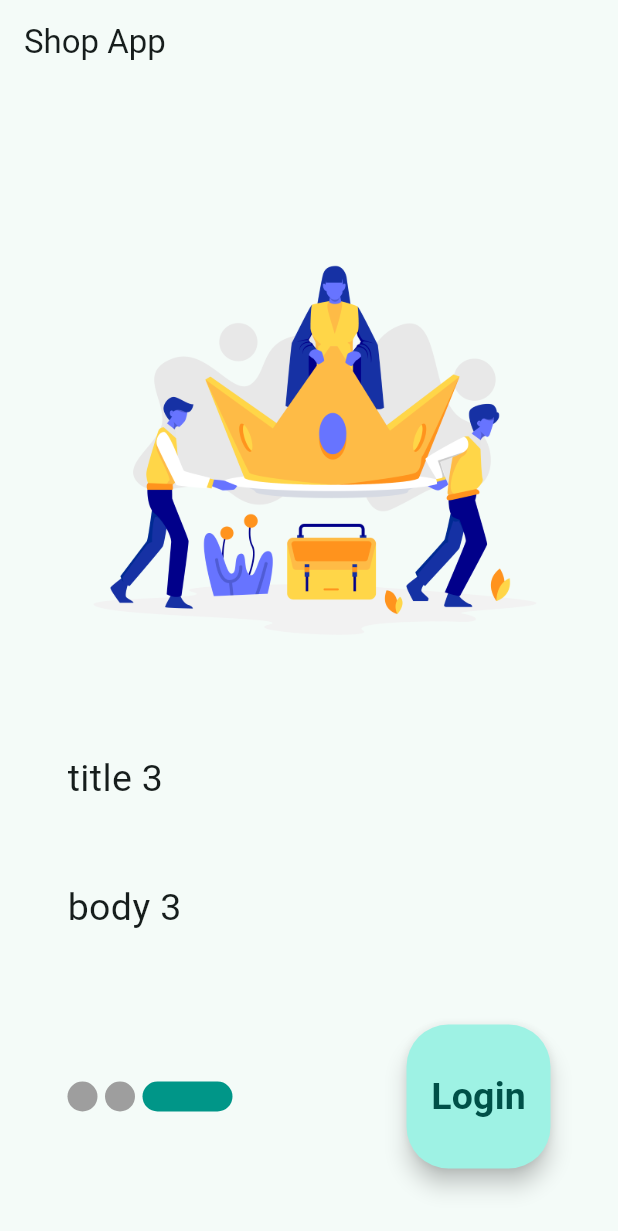
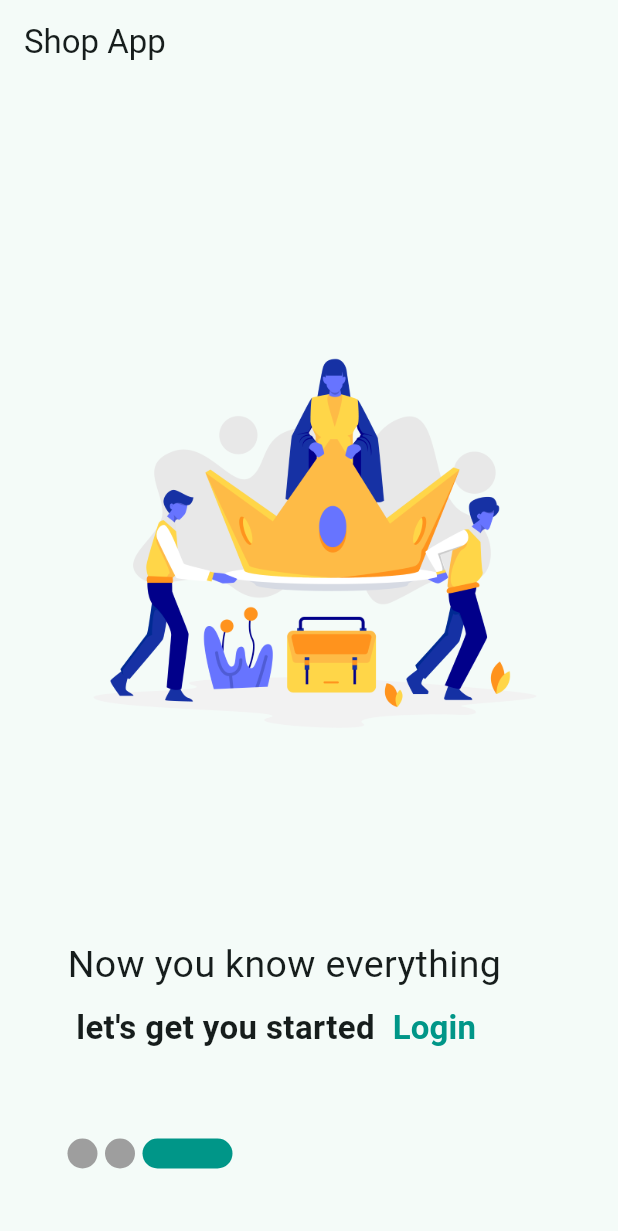
Before and after one commit to YossefAhmed9/Mentor-Academy-training_store-app, a Flutter app: the screen it shows after launch, swiped to page 3, on a phone screen of 412 x 824 dp. Shown: the top 1231 px of the screen. Run offline on Flutter 3.47's test engine with Material 3 defaults, Android fonts, the light colour scheme and no system bars; drawn by our look-alikes of smooth_page_indicator; our stand-ins replace bloc, dio, flutter_bloc, image_picker, shared_preferences; accounts and stored records are empty; Roboto replaces fonts that are missing (Kablammo-Regular.ttf, Sectra).

Commit message:
sorting files

```diff
--- a/lib/core/cubits/onBoarding/onBoarding_cubit.dart
+++ b/lib/core/cubits/onBoarding/onBoarding_cubit.dart
@@ -1,4 +1,5 @@
 import 'package:flutter_bloc/flutter_bloc.dart';
+import '../../../models/onBoarding_model.dart';
 import '../../network/local/shared_prefrence.dart';
 import 'onBoarding_states.dart';
 
@@ -33,4 +34,6 @@ class onBoardingCubit extends Cubit<onBoardingStates> {
       submit = false;
     }
   }
+
+
 }
--- a/lib/models/onBoarding_model.dart
+++ b/lib/models/onBoarding_model.dart
@@ -1,8 +1,13 @@
 import 'package:flutter/cupertino.dart';
+import 'package:flutter/material.dart';
+import 'package:mentor_academy/core/cubits/onBoarding/onBoarding_cubit.dart';
+import '../core/network/local/shared_prefrence.dart';
+import '../screens/login_screen.dart';
+import '../screens/resources/components/components.dart';
 
 class OnBoardingModel {
   final String title;
-  final String body;
+  final Widget body;
   final String image;
 
   OnBoardingModel({
@@ -27,27 +32,12 @@ Widget onBoardBuildingItem(OnBoardingModel model) => Column(
           style: TextStyle(fontFamily: 'Kablammo-Regular.ttf', fontSize: 25),
         ),
         //body
-        SizedBox(
-          height: 50,
-        ),
 
-        Text(
-          '${model.body}',
-          style: TextStyle(fontFamily: 'Kablammo-Regular.ttf', fontSize: 25),
-        ),
-        SizedBox(
-          height: 10,
-        )
+
+        SizedBox(child: model.body),
+
       ],
     );
 
-List<OnBoardingModel> onboardingList = [
-  OnBoardingModel(
-      title: 'title 1', body: 'body 1', image: 'assets/images/onboard.png'),
-  OnBoardingModel(
-      title: 'title 2', body: 'body 2', image: 'assets/images/onboard.png'),
-  OnBoardingModel(
-      title: 'title 3', body: 'body 3', image: 'assets/images/onboard.png'),
-];
 
 final pageViewController = PageController(initialPage: 0);
--- a/lib/screens/HomePage.dart
+++ b/lib/screens/HomePage.dart
@@ -166,7 +166,8 @@ class HomePage extends StatelessWidget {
                             ),
                           ],
                         );
-                      })),
+                      })
+                      ),
         );
       },
     );
--- a/lib/screens/onBoarding_screen.dart
+++ b/lib/screens/onBoarding_screen.dart
@@ -1,3 +1,4 @@
+import 'package:flutter/cupertino.dart';
 import 'package:flutter/material.dart';
 import 'package:flutter_bloc/flutter_bloc.dart';
 import 'package:mentor_academy/core/cubits/onBoarding/onBoarding_cubit.dart';
@@ -6,6 +7,7 @@ import 'package:smooth_page_indicator/smooth_page_indicator.dart';
 import '../core/cubits/onBoarding/onBoarding_states.dart';
 import '../core/network/local/shared_prefrence.dart';
 import '../models/onBoarding_model.dart';
+import '../styles.dart';
 import 'login_screen.dart';
 
 class onBoarding extends StatefulWidget {
@@ -18,13 +20,57 @@ class onBoarding extends StatefulWidget {
 class _onBoardingState extends State<onBoarding> {
   @override
   Widget build(BuildContext context) {
+    List<OnBoardingModel> onboardingList = [
+      OnBoardingModel(
+          title: 'title 1',
+          body: Text(
+            'body 1',
+            style: Styles.title1.copyWith(fontWeight: FontWeight.w300),
+          ),
+          image: 'assets/images/onboard.png'),
+      OnBoardingModel(
+          title: 'title 2',
+          body: Text(
+            'body 2',
+            style: Styles.title1.copyWith(fontWeight: FontWeight.w300),
+          ),
+          image: 'assets/images/onboard.png'),
+      OnBoardingModel(
+          title: 'Now you know everything',
+          body: Row(
+            children: [
+              Flexible(
+                  child: Text(
+                ' let\'s get you started',
+                style: Styles.title1
+                    .copyWith(fontWeight: FontWeight.w700, fontSize: 22,),
+                maxLines: 3,
+                overflow: TextOverflow.ellipsis,
+              )),
+              TextButton(
+                  onPressed: () {
+                    CasheHelper.setBoolean(
+                        key: onBoardingCubit.get(context).onBoardingCasheKey,
+                        value: true);
+                    onBoardingCubit.get(context).noONBoard();
+                    navigateAndDelPast(context, LoginScreen());
+                  },
+                  child: Text(
+                    'Login',
+                    style: Styles.bookTitle
+                        .copyWith(fontWeight: FontWeight.w700, fontSize: 22,color: Colors.teal),
+                  ))
+            ],
+          ),
+          image: 'assets/images/onboard.png'),
+    ];
     return BlocConsumer<onBoardingCubit, onBoardingStates>(
       listener: (context, state) {},
       builder: (context, state) {
         onBoardingCubit cubit = onBoardingCubit.get(context);
         return Scaffold(
             appBar: AppBar(
-              title: Text(
+              title: const Text(
                 'Shop App',
               ),
             ),
@@ -39,7 +85,7 @@ class _onBoardingState extends State<onBoarding> {
                           onBoardBuildingItem(onboardingList[index]),
                       itemCount: onboardingList.length,
                       scrollDirection: Axis.horizontal,
-                      physics: BouncingScrollPhysics(),
+                      physics: const BouncingScrollPhysics(),
                       onPageChanged: (int index) {
                         if (onboardingList.length == index + 1) {
                           cubit.pageLast(index);
@@ -49,7 +95,7 @@ class _onBoardingState extends State<onBoarding> {
                       },
                     ),
                   ),
-                  SizedBox(
+                  const SizedBox(
                     height: 50,
                   ),
                   Row(
@@ -57,7 +103,7 @@ class _onBoardingState extends State<onBoarding> {
                       SmoothPageIndicator(
                         controller: pageViewController,
                         count: onboardingList.length,
-                        effect: ExpandingDotsEffect(
+                        effect: const ExpandingDotsEffect(
                           // dotColor: defaultColor,
                           activeDotColor: Colors.teal,
                           dotHeight: 20,
@@ -65,20 +111,7 @@ class _onBoardingState extends State<onBoarding> {
                           spacing: 5,
                         ),
                       ),
-                      Spacer(),
-                      FloatingActionButton.large(
-                        onPressed: () {
-                          CasheHelper.setBoolean(
-                              key: cubit.onBoardingCasheKey, value: true);
-                          cubit.noONBoard();
-                          navigateAndDelPast(context, LoginScreen());
-                        },
-                        child: Text(
-                          'Login',
-                          style: TextStyle(
-                              fontWeight: FontWeight.w700, fontSize: 25),
-                        ),
-                      ),
+                      const Spacer(),
                     ],
                   ),
                 ],
--- /dev/null
+++ b/lib/styles.dart
@@ -0,0 +1,21 @@
+import 'package:flutter/material.dart';
+
+class Styles {
+  static const  TextStyle title1 = TextStyle(
+      fontWeight: FontWeight.w600, fontSize: 25, fontFamily: 'Sectra');
+
+  static const  TextStyle bookTitle =  TextStyle(
+    fontWeight: FontWeight.w600,overflow: TextOverflow.ellipsis,
+    fontSize: 22,
+    fontFamily: 'Sectra',
+  );
+
+  static const TextStyle authorName =
+  TextStyle(fontSize: 15, fontFamily: 'Sectra', color: Colors.grey);
+
+  static const  TextStyle rating = TextStyle(
+      fontWeight: FontWeight.w300, fontSize: 18, fontFamily: 'Sectra');
+
+  static const TextStyle price = TextStyle(
+      fontWeight: FontWeight.w600, fontSize: 18, fontFamily: 'Sectra');
+}
```
Also changed, not shown: lib/screens/login_screen.dart (+31 -16 lines).
